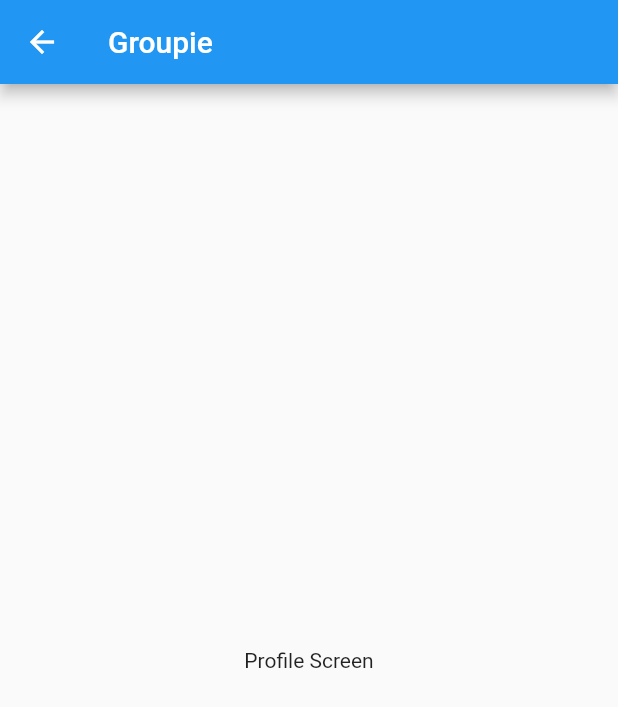
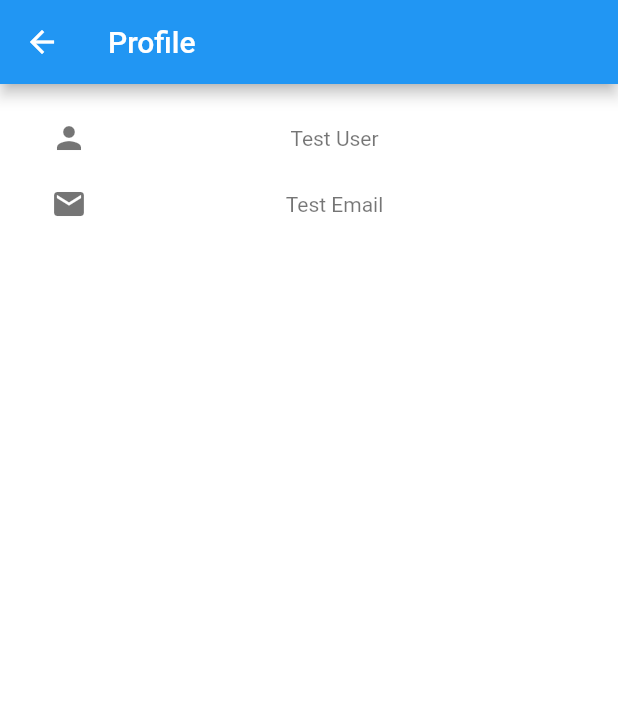
Before and after one commit to summerprogram2019/groupie, a Flutter app: the ProfileScreen screen opened by its route, on a phone screen of 412 x 824 dp. Shown: the top 707 px of the screen. Run offline on Flutter 3.47's test engine with Material 2 defaults, Android fonts, the phone set to English and light mode, and no system bars.

Commit message:
Better Dummy Profile Screen

```diff
--- a/lib/src/screens/profile.dart
+++ b/lib/src/screens/profile.dart
@@ -12,19 +12,58 @@ class ProfileScreen extends StatefulWidget {
 }
 
 class _ProfileScreenState extends State<ProfileScreen> {
+
+  Widget buildRow(String text, IconData icon, {style}) {
+    if (text == null) {
+      return new Padding(padding: EdgeInsets.all(0.0));
+    }
+
+    style = style ?? new TextStyle(
+        color: Colors.black54
+    );
+    return new Row(
+      children: <Widget>[
+        new Padding(
+            padding: EdgeInsets.only(left: 10.0),
+            child: new Icon(icon, color: Colors.black54)
+        ),
+        new Expanded(
+            child: new Padding(
+                padding: EdgeInsets.symmetric(horizontal: 20.0),
+                child: new Text(text,
+                    textAlign: TextAlign.center,
+                    style: style
+                )
+            ),
+            key: Key('expanded')
+        )
+      ],
+    );
+  }
+
+  Widget buildRowPadding(String context) {
+    if (context == null) {
+      return new Padding(padding: EdgeInsets.all(0.0));
+    }
+
+    return new Padding(padding: EdgeInsets.only(bottom: 20.0));
+  }
+
   @override
   Widget build(BuildContext context) {
-    return new Scaffold(
+    return Scaffold(
       appBar: new AppBar(
-        title: new Text(widget.title)
+        title: new Text("Profile"),
       ),
-      body: new Center(
-        child: new Column(
-          mainAxisAlignment: MainAxisAlignment.center,
+      backgroundColor: Colors.white,
+      body: Center(
+        child: ListView(
+          padding: EdgeInsets.only(top: 24.0, left: 24.0, right: 24.0),
           children: <Widget>[
-            new Text(
-              'Profile Screen',
-            ),
+            buildRow("Test User", Icons.person),
+            buildRowPadding("Test User"),
+            buildRow("Test Email", Icons.email),
+            buildRowPadding("Test Email"),
           ],
         ),
       ),
```
